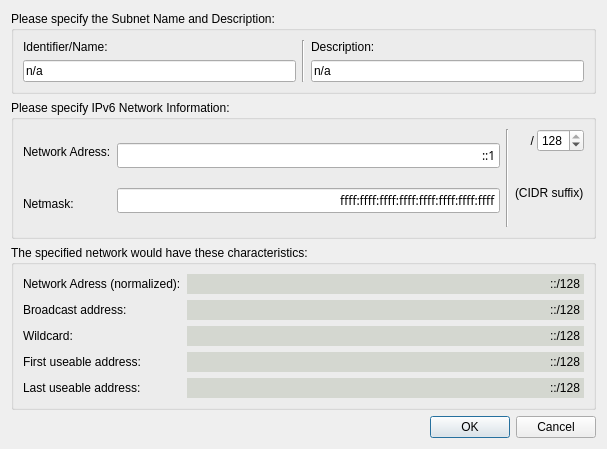
Qt form sm_ipv6editdialog.ui (lordwolfchild/subnetmapper) before a commit.
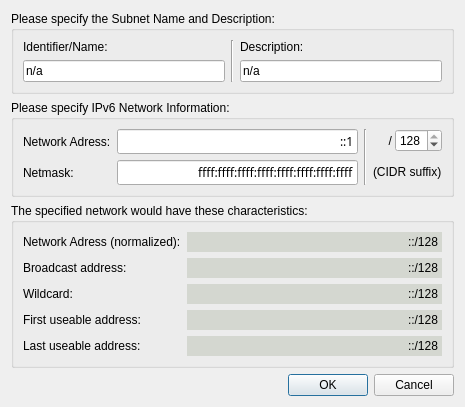
The same form after that commit.

Diff of the .ui file:
```diff
--- a/sm_ipv6editdialog.ui
+++ b/sm_ipv6editdialog.ui
@@ -6,8 +6,8 @@
    <rect>
     <x>0</x>
     <y>0</y>
-    <width>607</width>
-    <height>449</height>
+    <width>465</width>
+    <height>383</height>
    </rect>
   </property>
   <property name="windowTitle">
```
